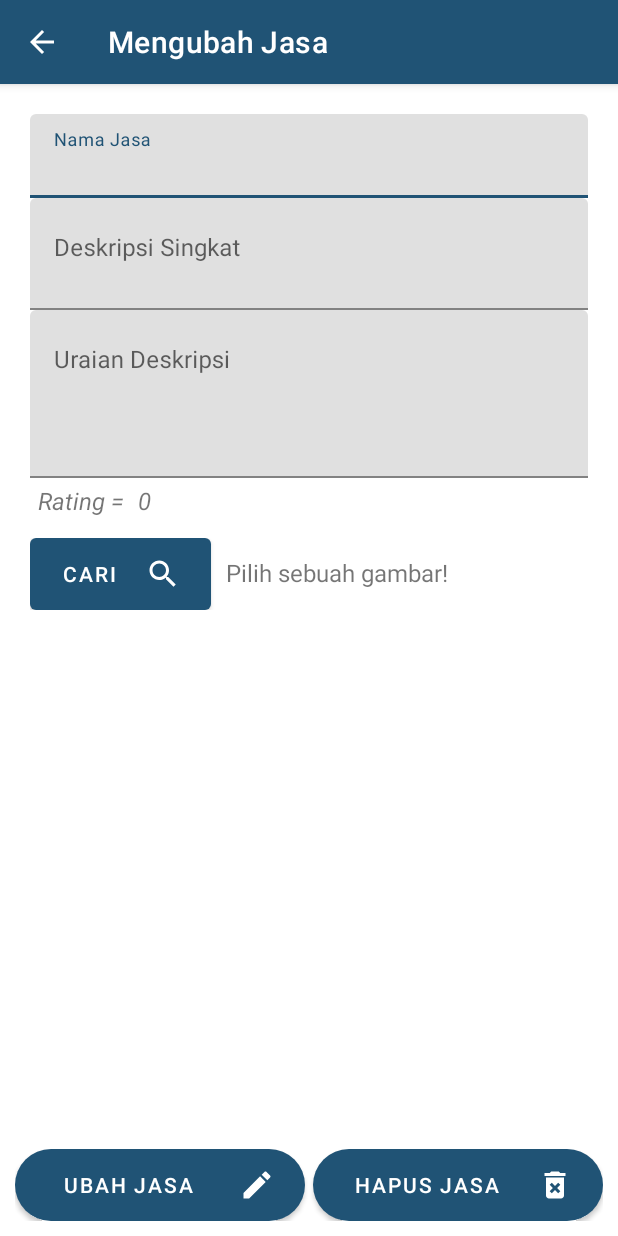
After one commit to puteriyudani/JasaOnline, an Android app: the EditJasaActivity screen opened directly, with no data from a screen before it, on a phone screen of 412 x 824 dp. The commit adds this screen. Run offline under Robolectric (Android 15) with nearby library versions, the phone set to English and light mode, and no system bars; libraries missing offline, so code that uses them is left out: com.vincent.filepicker, pub.devrel.easypermissions; pictures from the network do not load.

Commit message:
Memberikan aksi pada list item jasa user (menampilkan form update jasa)

```diff
--- a/app/src/main/java/com/puteriyudani/jasaonline/services/JasaService.kt
+++ b/app/src/main/java/com/puteriyudani/jasaonline/services/JasaService.kt
@@ -27,4 +27,23 @@ interface JasaService {
         @Part("rating") rating: RequestBody,
         @Part("gambar") gambar: RequestBody
     ) : Call<DefaultResponse>
+
+    @Multipart
+    @PUT("services")
+    fun editJasaReplaceImage(
+        @Part image: MultipartBody.Part,
+        @Part("id_jasa") idJasa: RequestBody,
+        @Part("nama_jasa") namaJasa: RequestBody,
+        @Part("deskripsi_singkat") deskripsiSingkat: RequestBody,
+        @Part("uraian_deskripsi") uraianDeskripsi: RequestBody,
+        @Part("gambar") gambar: RequestBody
+    ) : Call<DefaultResponse>
+    @FormUrlEncoded
+    @PUT("services/{id_jasa}")
+    fun editJasa(
+        @Path("id_jasa") idJasa: Int,
+        @Field("nama_jasa") namaJasa: String,
+        @Field("deskripsi_singkat") deskripsiSingkat: String,
+        @Field("uraian_deskripsi") uraianDeskripsi: String
+    ): Call<DefaultResponse>
 }
--- a/app/src/main/java/com/puteriyudani/jasaonline/services/UserService.kt
+++ b/app/src/main/java/com/puteriyudani/jasaonline/services/UserService.kt
@@ -3,6 +3,8 @@ package com.puteriyudani.jasaonline.services
 import com.puteriyudani.jasaonline.models.DefaultResponse
 import com.puteriyudani.jasaonline.models.LoginResponse
 import com.puteriyudani.jasaonline.models.User
+import okhttp3.MultipartBody
+import okhttp3.RequestBody
 import retrofit2.Call
 import retrofit2.http.*
 
--- /dev/null
+++ b/app/src/main/res/layout/activity_edit_jasa.xml
@@ -0,0 +1,154 @@
+<?xml version="1.0" encoding="utf-8"?>
+<RelativeLayout xmlns:android="http://schemas.android.com/apk/res/android"
+    xmlns:tools="http://schemas.android.com/tools"
+    android:layout_width="match_parent"
+    android:layout_height="match_parent"
+    android:padding="10dp"
+    tools:context=".activities.EditJasaActivity">
+
+    <ScrollView
+        android:id="@+id/svData"
+        android:layout_width="match_parent"
+        android:layout_height="match_parent"
+        android:layout_above="@+id/llButton"
+        android:layout_marginBottom="16dp">
+        <LinearLayout
+            android:id="@+id/llData"
+            android:layout_width="match_parent"
+            android:layout_height="wrap_content"
+            android:orientation="vertical"
+            android:layout_margin="10dp">
+            <com.google.android.material.textfield.TextInputLayout
+                android:id="@+id/tvNamaJasa"
+                android:layout_width="match_parent"
+                android:layout_height="wrap_content">
+                <com.google.android.material.textfield.TextInputEditText
+                    android:id="@+id/etNamaJasa"
+                    android:layout_width="match_parent"
+                    android:layout_height="wrap_content"
+                    android:hint="@string/nama_jasa" />
+            </com.google.android.material.textfield.TextInputLayout>
+            <com.google.android.material.textfield.TextInputLayout
+                android:id="@+id/tvDeskripsiSingkat"
+                android:layout_width="match_parent"
+                android:layout_height="wrap_content">
+                <com.google.android.material.textfield.TextInputEditText
+                    android:id="@+id/etDeskripsiSingkat"
+                    android:layout_width="match_parent"
+                    android:layout_height="wrap_content"
+                    android:hint="@string/deskripsi_singkat"
+                    android:inputType="textCapSentences|textMultiLine"
+                    android:maxLines="3"
+                    android:minLines="2"
+                    android:gravity="top"/>
+            </com.google.android.material.textfield.TextInputLayout>
+            <com.google.android.material.textfield.TextInputLayout
+                android:id="@+id/tvUraianDeskripsi"
+                android:layout_width="match_parent"
+                android:layout_height="wrap_content">
+                <com.google.android.material.textfield.TextInputEditText
+                    android:id="@+id/etUraianDeskripsi"
+                    android:layout_width="match_parent"
+                    android:layout_height="match_parent"
+                    android:gravity="top"
+                    android:hint="@string/uraian_deskripsi"
+                    android:inputType="textCapSentences|textMultiLine"
+                    android:maxLines="5"
+                    android:minLines="4"/>
+            </com.google.android.material.textfield.TextInputLayout>
+            <LinearLayout
+                android:orientation="horizontal"
+                android:layout_width="match_parent"
+                android:layout_height="30dp"
+                android:layout_marginBottom="10dp">
+                <TextView
+                    android:id="@+id/tvJudulRating"
+                    android:layout_width="wrap_content"
+                    android:layout_height="match_parent"
+                    android:text="@string/judul_rating"
+                    android:textSize="16sp"
+                    android:gravity="center_vertical"
+                    android:layout_marginStart="5dp" />
+                <TextView
+                    android:id="@+id/tvRating"
+                    android:layout_width="match_parent"
+                    android:layout_height="match_parent"
+                    android:text="@string/nol"
+                    android:textSize="16sp"
+                    android:gravity="center_vertical"
+                    android:layout_marginStart="5dp"/>
+            </LinearLayout>
+            <LinearLayout
+                android:id="@+id/llImage"
+                android:layout_width="match_parent"
+                android:layout_height="wrap_content"
+                android:orientation="horizontal">
+                <Button
+                    android:id="@+id/btnUbah"
+                    android:layout_width="wrap_content"
+                    android:layout_height="wrap_content"
+                    android:textColor="@android:color/white"
+                    android:paddingStart="10dp"
+                    android:paddingEnd="20dp"
+                    android:background="@drawable/button_style4"
+                    android:drawableEnd="@drawable/ic_baseline_search_24"
+                    android:text="@string/cari"
+                    android:textSize="14sp"
+                    android:layout_weight="0.2"/>
+                <TextView
+                    android:id="@+id/tvImage"
+                    android:layout_width="wrap_content"
+                    android:layout_height="wrap_content"
+                    android:text="@string/pilih_gambar"
+                    android:textSize="16sp"
+                    android:layout_weight="0.8"
+                    android:layout_marginStart="10dp"
+                    android:textAppearance="@style/Base.TextAppearance.AppCompat.Small" />
+            </LinearLayout>
+            <ImageView
+                android:id="@+id/imgJasa"
+                android:layout_width="150dp"
+                android:layout_height="150dp"
+                android:layout_gravity="center_horizontal"
+                android:layout_marginTop="10dp"
+                android:layout_marginBottom="10dp"
+                android:scaleType="fitXY"
+                android:contentDescription="@string/app_name" />
+        </LinearLayout>
+    </ScrollView>
+    <LinearLayout
+        android:id="@+id/llButton"
+        android:layout_width="match_parent"
+        android:layout_height="wrap_content"
+        android:orientation="horizontal"
+        android:layout_alignParentBottom="true">
+        <Button
+            android:id="@+id/btnEditJasa"
+            android:layout_width="match_parent"
+            android:layout_height="wrap_content"
+            android:background="@drawable/button_style2"
+            android:textColor="@android:color/white"
+            android:drawableEnd="@drawable/ic_baseline_edit_24"
+            android:paddingStart="10dp"
+            android:paddingEnd="20dp"
+            android:text="@string/edit_jasa"
+            android:textSize="14sp"
+            android:layout_weight="1"/>
+        <TextView
+            android:layout_width="5dp"
+            android:layout_height="wrap_content" />
+        <Button
+            android:id="@+id/btnHapusJasa"
+            android:layout_width="match_parent"
+            android:layout_height="wrap_content"
+            android:background="@drawable/button_style3"
+            android:textColor="@android:color/white"
+            android:drawableEnd="@drawable/ic_baseline_delete_forever_24"
+            android:paddingStart="10dp"
+            android:paddingEnd="20dp"
+            android:text="@string/hapus_jasa"
+            android:textSize="14sp"
+            android:layout_weight="1"/>
+    </LinearLayout>
+
+</RelativeLayout>
--- a/app/src/main/res/values/strings.xml
+++ b/app/src/main/res/values/strings.xml
@@ -75,4 +75,9 @@
     <string name="cari">Cari</string>
     <string name="pilih_gambar">Pilih sebuah gambar!</string>
     <string name="tambah_jasa">&#160;Tambah Jasa&#160;</string>
+
+    <!--form edit jasa-->
+    <string name="judul_rating"><i>Rating = </i></string>
+    <string name="edit_jasa">Ubah Jasa</string>
+    <string name="hapus_jasa">Hapus Jasa</string>
 </resources>
```
Also changed, not shown: app/src/main/AndroidManifest.xml (+7 -3 lines), app/src/main/java/com/puteriyudani/jasaonline/activities/EditJasaActivity.kt (added, +206 -0 lines), app/src/main/java/com/puteriyudani/jasaonline/fragments/JasaFragment.kt (+8 -1 lines).
